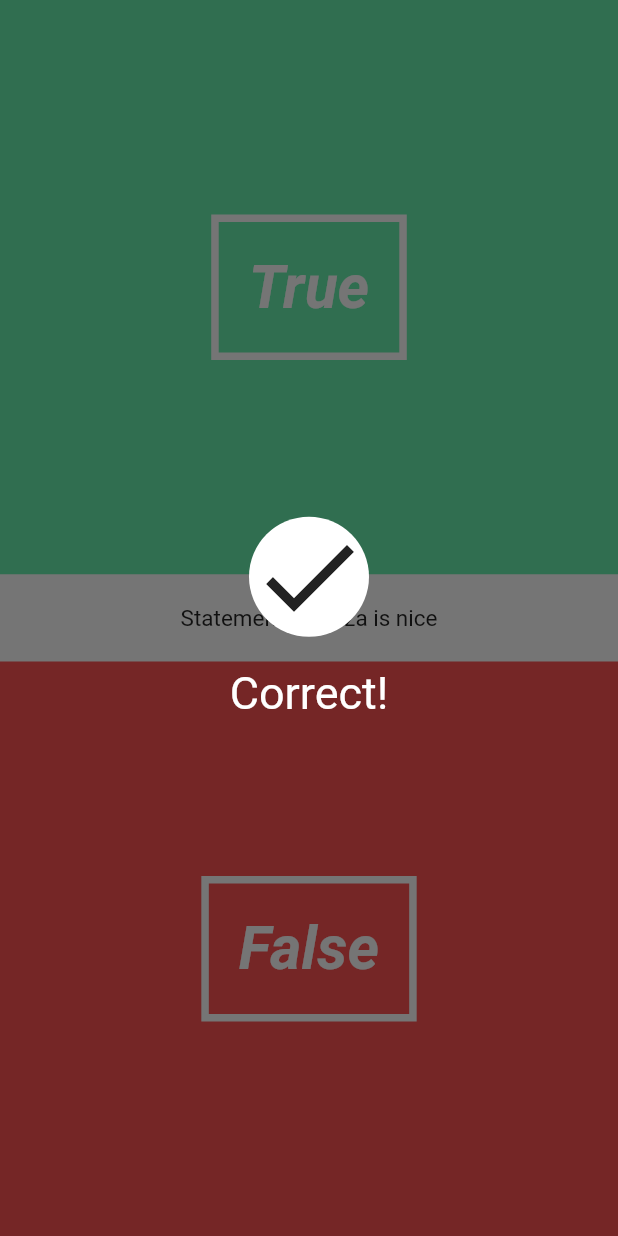
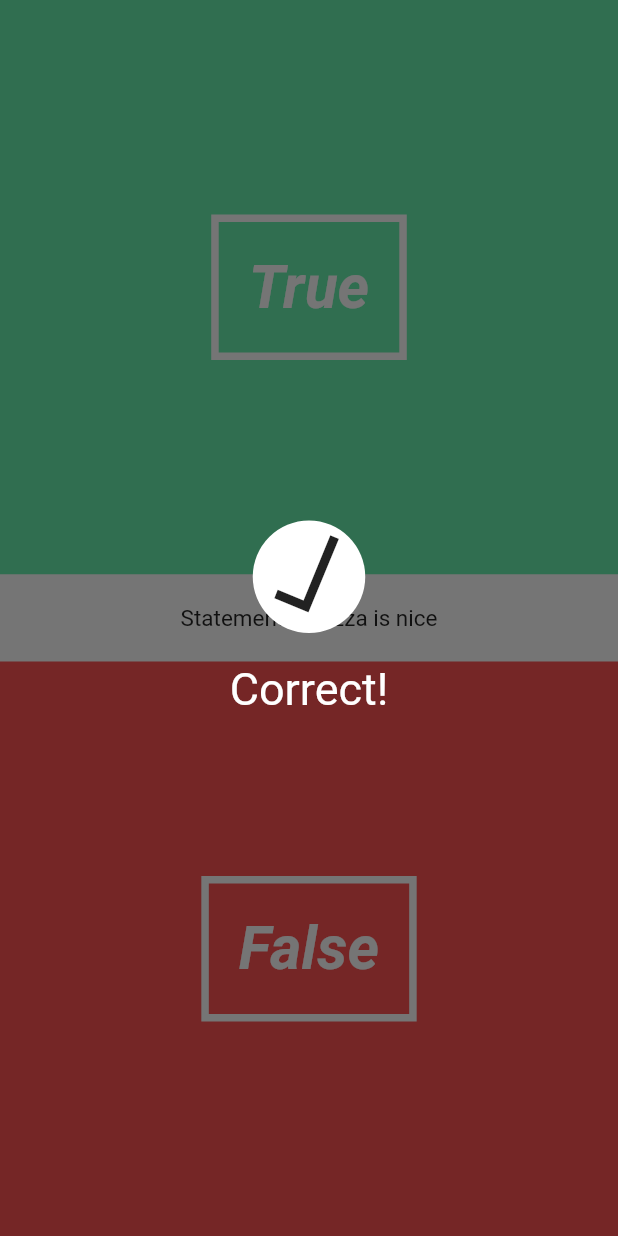
Before and after one commit to KeeperOfTheVoid/quiz-app-flutter, a Flutter app: the first screen one second after launch, on a phone screen of 412 x 824 dp. Run offline on Flutter 3.47's test engine with Material 2 defaults, Android fonts, the phone set to English and light mode, and no system bars.

Commit message:
Add icon animation to Answer Overlay
- Add icon animation to Answer Overlay
- Add size and rotate animation

```diff
--- a/lib/ui/answer_overlay.dart
+++ b/lib/ui/answer_overlay.dart
@@ -1,3 +1,5 @@
+import 'dart:math';
+
 import 'package:flutter/material.dart';
 
 class AnswerOverlay extends StatefulWidget {
@@ -9,7 +11,19 @@ class AnswerOverlay extends StatefulWidget {
   State createState() => new AnswerOverlayState();
 }
 
-class AnswerOverlayState extends State<AnswerOverlay> {
+class AnswerOverlayState extends State<AnswerOverlay> with SingleTickerProviderStateMixin {
+  Animation<double> _iconAnimation;
+  AnimationController _iconAnimationController;
+
+  @override
+  void initState() {
+    super.initState();
+    _iconAnimationController = new AnimationController(duration: new Duration(seconds: 2), vsync: this);
+    _iconAnimation = new CurvedAnimation(parent: _iconAnimationController, curve: Curves.elasticOut);
+    _iconAnimation.addListener(() => this.setState(() {}));
+    _iconAnimationController.forward();
+  }
+
   @override
   Widget build(BuildContext context) {
     return new Material(
@@ -24,7 +38,10 @@ class AnswerOverlayState extends State<AnswerOverlay> {
                 color: Colors.white,
                 shape: BoxShape.circle,
               ),
-              child: new Icon(widget._isCorrect == true ? Icons.done : Icons.clear, size: 80.0,),
+              child: new Transform.rotate(
+                  angle: _iconAnimation.value * 2 * pi,
+                  child: new Icon(widget._isCorrect == true ? Icons.done : Icons.clear, size: _iconAnimation.value * 80.0,),
+              )
             ),
             new Padding(
                 padding: new EdgeInsets.only(bottom: 20.0),
```
